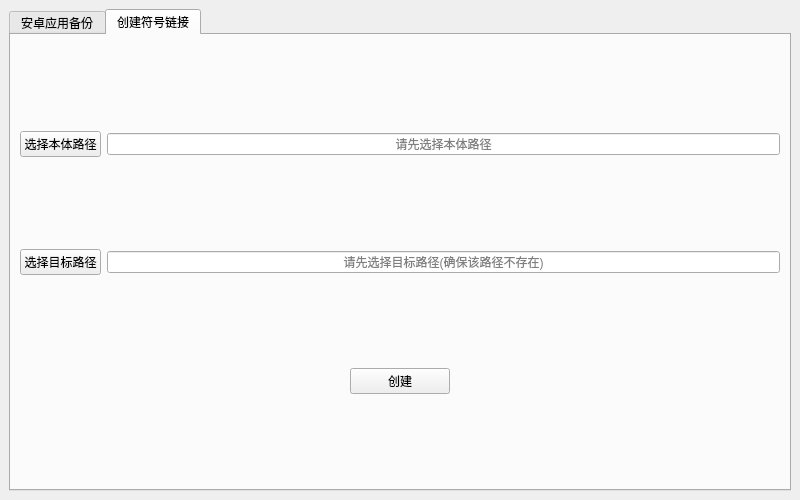
The window that gui.ui (abcdesteve/Toolbox) describes before a commit, drawn with Qt 5.
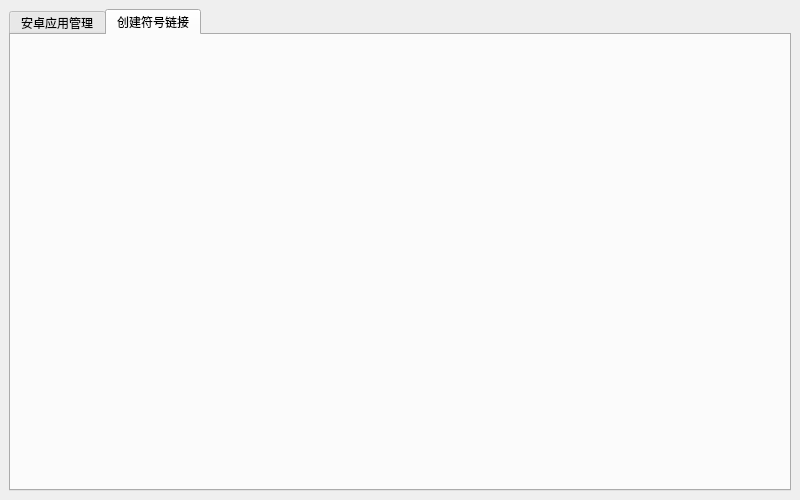
The same window after the commit. The open tabs and pages were chosen to show the change.

The edit to the form file:
```diff
--- a/gui.ui
+++ b/gui.ui
@@ -22,7 +22,7 @@
       </property>
       <widget class="QWidget" name="adb_backup">
        <attribute name="title">
-        <string>安卓应用备份</string>
+        <string>安卓应用管理</string>
        </attribute>
        <layout class="QVBoxLayout" name="verticalLayout">
         <item>
@@ -164,153 +164,6 @@
        <attribute name="title">
         <string>创建符号链接</string>
        </attribute>
-       <layout class="QGridLayout" name="gridLayout">
-        <item row="5" column="2">
-         <spacer name="horizontalSpacer_2">
-          <property name="orientation">
-           <enum>Qt::Horizontal</enum>
-          </property>
-          <property name="sizeHint" stdset="0">
-           <size>
-            <width>226</width>
-            <height>20</height>
-           </size>
-          </property>
-         </spacer>
-        </item>
-        <item row="4" column="1">
-         <spacer name="verticalSpacer">
-          <property name="orientation">
-           <enum>Qt::Vertical</enum>
-          </property>
-          <property name="sizeHint" stdset="0">
-           <size>
-            <width>20</width>
-            <height>40</height>
-           </size>
-          </property>
-         </spacer>
-        </item>
-        <item row="6" column="1">
-         <spacer name="verticalSpacer_2">
-          <property name="orientation">
-           <enum>Qt::Vertical</enum>
-          </property>
-          <property name="sizeHint" stdset="0">
-           <size>
-            <width>20</width>
-            <height>40</height>
-           </size>
-          </property>
-         </spacer>
-        </item>
-        <item row="5" column="1">
-         <widget class="QPushButton" name="csl_btn_start">
-          <property name="minimumSize">
-           <size>
-            <width>100</width>
-            <height>0</height>
-           </size>
-          </property>
-          <property name="text">
-           <string>创建</string>
-          </property>
-         </widget>
-        </item>
-        <item row="1" column="0" colspan="3">
-         <layout class="QHBoxLayout" name="horizontalLayout_5">
-          <item>
-           <widget class="QPushButton" name="csl_btn_from">
-            <property name="maximumSize">
-             <size>
-              <width>120</width>
-              <height>16777215</height>
-             </size>
-            </property>
-            <property name="text">
-             <string>选择本体路径</string>
-            </property>
-           </widget>
-          </item>
-          <item>
-           <widget class="QLineEdit" name="csl_lineedit_from">
-            <property name="alignment">
-             <set>Qt::AlignCenter</set>
-            </property>
-            <property name="placeholderText">
-             <string>请先选择本体路径</string>
-            </property>
-           </widget>
-          </item>
-         </layout>
-        </item>
-        <item row="5" column="0">
-         <spacer name="horizontalSpacer">
-          <property name="orientation">
-           <enum>Qt::Horizontal</enum>
-          </property>
-          <property name="sizeHint" stdset="0">
-           <size>
-            <width>226</width>
-            <height>20</height>
-           </size>
-          </property>
-         </spacer>
-        </item>
-        <item row="3" column="0" colspan="3">
-         <layout class="QHBoxLayout" name="horizontalLayout_6">
-          <item>
-           <widget class="QPushButton" name="csl_btn_to">
-            <property name="maximumSize">
-             <size>
-              <width>120</width>
-              <height>16777215</height>
-             </size>
-            </property>
-            <property name="text">
-             <string>选择目标路径</string>
-            </property>
-           </widget>
-          </item>
-          <item>
-           <widget class="QLineEdit" name="csl_lineedit_to">
-            <property name="alignment">
-             <set>Qt::AlignCenter</set>
-            </property>
-            <property name="placeholderText">
-             <string>请先选择目标路径(确保该路径不存在)</string>
-            </property>
-           </widget>
-          </item>
-         </layout>
-        </item>
-        <item row="2" column="1">
-         <spacer name="verticalSpacer_4">
-          <property name="orientation">
-           <enum>Qt::Vertical</enum>
-          </property>
-          <property name="sizeHint" stdset="0">
-           <size>
-            <width>20</width>
-            <height>40</height>
-           </size>
-          </property>
-         </spacer>
-        </item>
-        <item row="0" column="1">
-         <spacer name="verticalSpacer_3">
-          <property name="orientation">
-           <enum>Qt::Vertical</enum>
-          </property>
-          <property name="sizeHint" stdset="0">
-           <size>
-            <width>20</width>
-            <height>40</height>
-           </size>
-          </property>
-         </spacer>
-        </item>
-       </layout>
       </widget>
      </widget>
     </item>
```
Left out of the diff: 139 changed lines with no effect on the pictures.
